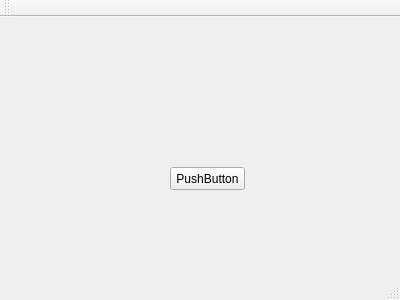
The window that mainwindow.ui (Jesus05/MapAlgoritm) describes before a commit, drawn with Qt 5.
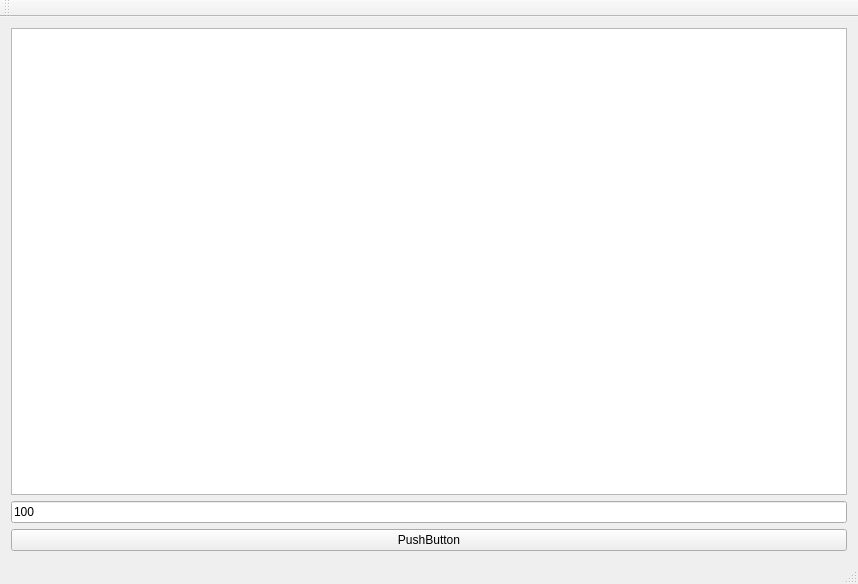
The same window after the commit.

Commit message: Добавил немного интерактивности. отрисовку полученного лабиринта и выбор кол-ва комнат из окошка.

Patch:
```diff
--- a/mainwindow.ui
+++ b/mainwindow.ui
@@ -6,27 +6,36 @@
    <rect>
     <x>0</x>
     <y>0</y>
-    <width>400</width>
-    <height>300</height>
+    <width>858</width>
+    <height>584</height>
    </rect>
   </property>
   <property name="windowTitle">
    <string>MainWindow</string>
   </property>
   <widget class="QWidget" name="centralWidget">
+   <layout class="QVBoxLayout" name="verticalLayout">
+    <item>
+     <widget class="QGraphicsView" name="graphicsView"/>
+    </item>
+    <item>
+     <widget class="QLineEdit" name="leCount">
+      <property name="inputMethodHints">
+       <set>Qt::ImhDigitsOnly</set>
+      </property>
+      <property name="text">
+       <string>100</string>
+      </property>
+     </widget>
+    </item>
+    <item>
    <widget class="QPushButton" name="pushButton">
-    <property name="geometry">
-     <rect>
-      <x>170</x>
-      <y>150</y>
-      <width>75</width>
-      <height>23</height>
-     </rect>
-    </property>
     <property name="text">
      <string>PushButton</string>
     </property>
    </widget>
+    </item>
+   </layout>
   </widget>
   <widget class="QMenuBar" name="menuBar">
    <property name="geometry">
```
Left out of the diff: 2 changed lines with no effect on the pictures. Lines whose indentation alone changed are shown as unchanged. The commit also changes 2 other files.
